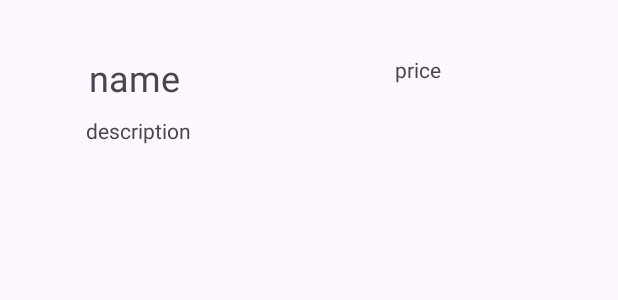
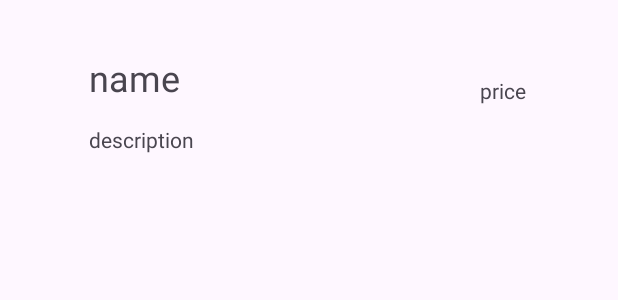
Before and after one commit to VaclavTuma/TutorialAppPart3, an Android app: the layout my_listview_detail.xml on its own in the app's theme, with its tools: preview values and no code run, on a phone screen of 412 x 824 dp. Shown: the top 300 px of the screen. Run offline under Robolectric (Android 15) with nearby library versions, the phone set to English and light mode, and no system bars.

Commit message:
First working version of prices. names and description after error

```diff
--- a/app/src/main/res/layout/my_listview_detail.xml
+++ b/app/src/main/res/layout/my_listview_detail.xml
@@ -1,6 +1,6 @@
 <?xml version="1.0" encoding="utf-8"?>
 <RelativeLayout xmlns:android="http://schemas.android.com/apk/res/android"
-    android:id="@+id/nameTextView"
+    android:id="@+id/nameTextView2"
     android:layout_width="match_parent"
     android:layout_height="match_parent">
 
@@ -21,19 +21,17 @@
         android:layout_height="wrap_content"
         android:layout_below="@+id/nameTextView"
         android:layout_alignParentStart="true"
-        android:layout_marginStart="57dp"
-        android:layout_marginTop="9dp"
+        android:layout_marginStart="59dp"
+        android:layout_marginTop="15dp"
         android:text="description" />
 
     <TextView
         android:id="@+id/priceTextView"
         android:layout_width="wrap_content"
-        android:layout_height="wrap_content"
+        android:layout_height="30dp"
         android:layout_alignTop="@+id/nameTextView"
         android:layout_alignParentEnd="true"
-        android:layout_marginStart="143dp"
-        android:layout_marginTop="1dp"
-        android:layout_marginEnd="90dp"
-        android:layout_toEndOf="@+id/nameTextView"
+        android:layout_marginTop="15dp"
+        android:layout_marginEnd="61dp"
         android:text="price" />
 </RelativeLayout>
```
Also changed, not shown: app/src/main/java/com/example/tutorialapppart3/ItemAdapter.java (+5 -5 lines), app/src/main/java/com/example/tutorialapppart3/MainActivity.java (+4 -4 lines), app/src/main/res/values/strings.xml (+4 -4 lines).
